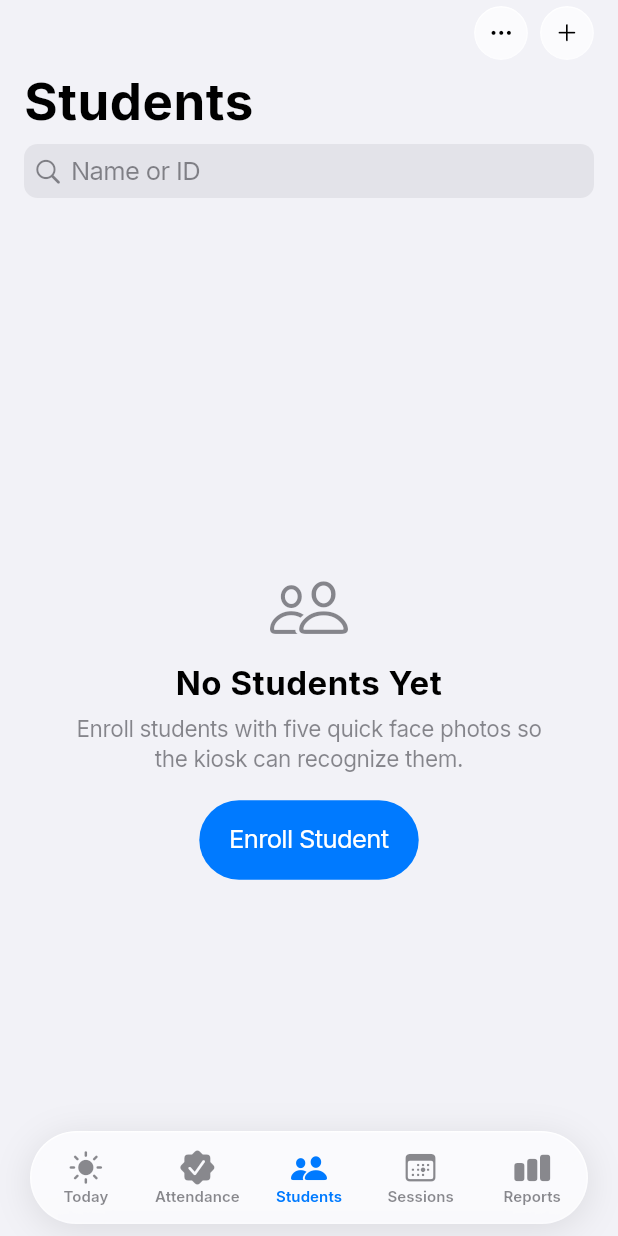
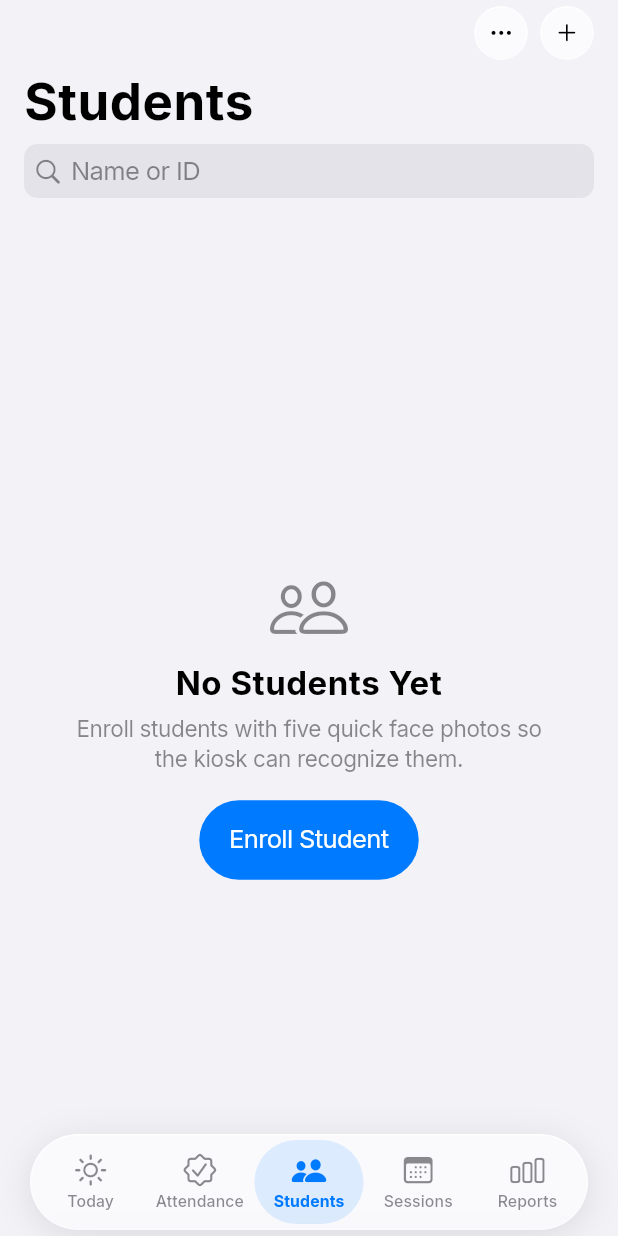
Before and after one commit to HeeJinn/insight, a Flutter app: the StudentsScreen screen opened by its route, on a phone screen of 412 x 824 dp. Run offline on Flutter 3.47's test engine with Material 3 defaults, Android fonts, the phone set to English and light mode, and no system bars; our stand-ins replace camera, flutter_riverpod, go_router, hive_ce, image_picker, lottie and 3 more; missing offline and left inert: google_mlkit_face_detection, google_mlkit_face_mesh_detection, tflite_flutter; accounts and stored records are empty.

Commit message:
feat: glass tab bar with a springing platter on phones
- Replace the phone tab bar with GlassTabBar from the ios-glass-tab-bar
  skill: accent platter that springs to the selected tab, outline-to-
  filled icon swap, haptic only on change, fixed-size labels. Drawn on
  Insight's LiquidGlass so it matches the other glass controls.
- The shell adds the bar's height to MediaQuery.padding.bottom, so
  screens clear it without AdaptiveShell.bottomInset (removed).
- Re-tapping the current tab now also pops details pushed directly on
  its navigator (e.g. a student), not only go_router routes.
- Start Kiosk label truncates instead of overflowing at large text.
- Tests: tabs render and switch, stacks persist, re-tap pops to root,
  bottom padding, sidebar on wide windows, and where the bar is visible
  (pushed screens) or covered (sheets).

Co-Authored-By: Claude Opus 5.5 <noreply@anthropic.com>

```diff
--- a/lib/providers/router_provider.dart
+++ b/lib/providers/router_provider.dart
@@ -23,6 +23,16 @@ final studentsNavigatorKey = GlobalKey<NavigatorState>(debugLabel: 'students');
 final sessionsNavigatorKey = GlobalKey<NavigatorState>(debugLabel: 'sessions');
 final reportsNavigatorKey = GlobalKey<NavigatorState>(debugLabel: 'reports');
 final settingsNavigatorKey = GlobalKey<NavigatorState>(debugLabel: 'settings');
+
+/// Each admin section's navigator, in branch order.
+final branchNavigatorKeys = [
+  todayNavigatorKey,
+  attendanceNavigatorKey,
+  studentsNavigatorKey,
+  sessionsNavigatorKey,
+  reportsNavigatorKey,
+  settingsNavigatorKey,
+];
 
 /// Where the app lands once onboarding is done: the kiosk on the Mac or PC
 /// at the door, the admin area on phones and tablets.
--- a/lib/screens/admin_shell_screen.dart
+++ b/lib/screens/admin_shell_screen.dart
@@ -4,6 +4,7 @@ import 'package:flutter_riverpod/flutter_riverpod.dart';
 import 'package:go_router/go_router.dart';
 
 import '../providers/admin_lock_provider.dart';
+import '../providers/router_provider.dart';
 import '../ui/insight_ui.dart';
 
 /// Frames the admin sections: sidebar on wide windows, floating tab bar on
@@ -48,11 +49,16 @@ class AdminShellScreen extends ConsumerWidget {
   ];
 
   void _select(int index) {
-    // Tapping the current section again pops it back to its root.
-    navigationShell.goBranch(
-      index,
-      initialLocation: index == navigationShell.currentIndex,
-    );
+    final again = index == navigationShell.currentIndex;
+    // Tapping the current section again returns it to its first screen.
+    // Details pushed straight onto the section's navigator (a student, a
+    // sheet's route) aren't go_router routes, so pop those explicitly too.
+    if (again) {
+      branchNavigatorKeys[index].currentState?.popUntil(
+        (route) => route.isFirst,
+      );
+    }
+    navigationShell.goBranch(index, initialLocation: again);
   }
 
   @override
@@ -84,7 +90,14 @@ class AdminShellScreen extends ConsumerWidget {
               children: [
                 Icon(CupertinoIcons.viewfinder, size: 18),
                 SizedBox(width: 8),
-                Text('Start Kiosk'),
+                // Truncates rather than overflows at large text sizes.
+                Flexible(
+                  child: Text(
+                    'Start Kiosk',
+                    maxLines: 1,
+                    overflow: TextOverflow.ellipsis,
+                  ),
+                ),
               ],
             ),
           ),
--- a/lib/screens/student_detail.dart
+++ b/lib/screens/student_detail.dart
@@ -102,11 +102,8 @@ class _DetailBody extends StatelessWidget {
         0,
         topPadding + 24,
         0,
-        // Clear the floating tab bar when pushed inside a phone tab.
-        (InsightBreakpoints.usesSidebar(context)
-                ? MediaQuery.paddingOf(context).bottom
-                : AdaptiveShell.bottomInset(context)) +
-            32,
+        // On phones the bottom padding includes the floating tab bar.
+        MediaQuery.paddingOf(context).bottom + 32,
       ),
       children: [
         Center(
--- a/lib/ui/insight_ui.dart
+++ b/lib/ui/insight_ui.dart
@@ -7,6 +7,7 @@ export 'theme.dart';
 export 'widgets/adaptive_shell.dart';
 export 'widgets/basics.dart';
 export 'widgets/charts.dart';
+export 'widgets/glass_tab_bar.dart';
 export 'widgets/list_section.dart';
 export 'widgets/lottie_hero.dart';
 export 'widgets/page.dart';
--- a/lib/ui/widgets/adaptive_shell.dart
+++ b/lib/ui/widgets/adaptive_shell.dart
@@ -2,7 +2,7 @@ import 'package:flutter/cupertino.dart';
 import 'package:flutter/foundation.dart';
 import 'package:flutter/services.dart';
 
-import '../liquid_glass.dart';
+import 'glass_tab_bar.dart';
 import '../theme.dart';
 
 class ShellDestination {
@@ -44,17 +44,66 @@ class AdaptiveShell extends StatelessWidget {
   final Widget? sidebarFooter;
 
   static const double sidebarWidth = 248;
-  static const double _tabBarHeight = 62;
 
-  /// Space a root screen must leave at its bottom so the last row scrolls
-  /// clear of the floating tab bar and the home indicator.
-  static double bottomInset(BuildContext context) {
-    if (InsightBreakpoints.usesSidebar(context)) return 0;
-    return _tabBarHeight + 12 + MediaQuery.paddingOf(context).bottom;
-  }
+  /// The glass bar stops widening here, so it stays a capsule on tablets
+  /// in portrait rather than a strip across the screen.
+  static const double _tabBarMaxWidth = 520;
 
   bool get _usesCommandKey =>
       !kIsWeb && defaultTargetPlatform == TargetPlatform.macOS;
+
+  /// The phone layout: sections full-height, the glass tab bar floating over
+  /// them. The bar's height and gap are added to the bottom safe-area
+  /// padding, so any screen that respects `MediaQuery.padding.bottom`
+  /// scrolls its last row clear of the bar with no per-screen numbers.
+  Widget _withTabBar(BuildContext context) {
+    final media = MediaQuery.of(context);
+    final tabIndexes = [
+      for (var i = 0; i < destinations.length; i++)
+        if (destinations[i].inTabBar) i,
+    ];
+    // Destinations outside the bar (Settings, opened from Today) keep the
+    // tab they were reached from highlighted.
+    final selected = tabIndexes.indexOf(currentIndex);
+
+    return Stack(
+      children: [
+        MediaQuery(
+          data: media.copyWith(
+            padding: media.padding.copyWith(
+              bottom:
+                  media.padding.bottom +
+                  GlassTabBar.height +
+                  GlassTabBar.bottomGap,
+            ),
+          ),
+          child: child,
+        ),
+        Positioned(
+          left: GlassTabBar.sideInset,
+          right: GlassTabBar.sideInset,
+          bottom: media.padding.bottom + GlassTabBar.bottomGap,
+          child: Center(
+            child: ConstrainedBox(
+              constraints: const BoxConstraints(maxWidth: _tabBarMaxWidth),
+              child: GlassTabBar(
+                tabs: [
+                  for (final i in tabIndexes)
+                    GlassTab(
+                      label: destinations[i].label,
+                      icon: destinations[i].icon,
+                      activeIcon: destinations[i].selectedIcon,
+                    ),
+                ],
+                currentIndex: selected < 0 ? 0 : selected,
+                onTap: (i) => onSelect(tabIndexes[i]),
+              ),
+            ),
+          ),
+        ),
+      ],
+    );
+  }
 
   @override
   Widget build(BuildContext context) {
@@ -87,19 +136,7 @@ class AdaptiveShell extends StatelessWidget {
               Expanded(child: child),
             ],
           )
-        : Stack(
-            children: [
-              Positioned.fill(child: child),
-              Align(
-                alignment: Alignment.bottomCenter,
-                child: _FloatingTabBar(
-                  destinations: destinations,
-                  currentIndex: currentIndex,
-                  onSelect: onSelect,
-                ),
-              ),
-            ],
-          );
+        : _withTabBar(context);
 
     return CallbackShortcuts(
       bindings: shortcuts,
@@ -258,83 +295,3 @@ class _SidebarItemState extends State<_SidebarItem> {
     );
   }
 }
-
-class _FloatingTabBar extends StatelessWidget {
-  const _FloatingTabBar({
-    required this.destinations,
-    required this.currentIndex,
-    required this.onSelect,
-  });
-
-  final List<ShellDestination> destinations;
-  final int currentIndex;
-  final ValueChanged<int> onSelect;
-
-  @override
-  Widget build(BuildContext context) {
-    final accent = InsightColors.accent.resolveFrom(context);
-    final muted = InsightColors.secondaryLabel.resolveFrom(context);
-    final items = [
-      for (var i = 0; i < destinations.length; i++)
-        if (destinations[i].inTabBar) i,
-    ];
-
-    return Padding(
-      padding: EdgeInsets.fromLTRB(
-        20,
-        0,
-        20,
-        MediaQuery.paddingOf(context).bottom + 8,
-      ),
-      child: ConstrainedBox(
-        constraints: const BoxConstraints(maxWidth: 520),
-        child: LiquidGlass(
-          child: SizedBox(
-            height: AdaptiveShell._tabBarHeight,
-            child: Row(
-              children: [
-                for (final i in items)
-                  Expanded(
-                    child: Semantics(
-                      selected: i == currentIndex,
-                      button: true,
-                      label: destinations[i].label,
-                      excludeSemantics: true,
-                      child: GestureDetector(
-                        behavior: HitTestBehavior.opaque,
-                        onTap: () {
-                          HapticFeedback.selectionClick();
-                          onSelect(i);
-                        },
-                        child: Column(
-                          mainAxisAlignment: MainAxisAlignment.center,
-                          children: [
-                            Icon(
-                              destinations[i].selectedIcon,
-                              size: 24,
-                              color: i == currentIndex ? accent : muted,
-                            ),
-                            const SizedBox(height: 2),
-                            Text(
-                              destinations[i].label,
-                              maxLines: 1,
-                              overflow: TextOverflow.ellipsis,
-                              style: InsightText.caption2.copyWith(
-                                fontSize: 10,
-                                fontWeight: FontWeight.w600,
-                                color: i == currentIndex ? accent : muted,
-                              ),
-                            ),
-                          ],
-                        ),
-                      ),
-                    ),
-                  ),
-              ],
-            ),
-          ),
-        ),
-      ),
-    );
-  }
-}
--- /dev/null
+++ b/lib/ui/widgets/glass_tab_bar.dart
@@ -0,0 +1,208 @@
+// The floating iOS 26 glass tab bar, from the ios-glass-tab-bar skill.
+// AdaptiveShell floats it over the admin sections on phone-width layouts.
+// Keep the numbers (spring curve, 420 ms platter, 150 ms icon swap, 64 pt
+// height, 10.5 pt labels): they are what make it feel native. The surface
+// is Insight's LiquidGlass rather than the skill's GlassSurface, so every
+// piece of glass in the app is the same material.
+//
+// What makes it feel native:
+// - a frosted capsule that floats over the content (content blurs through);
+// - a soft accent-tinted platter that springs, with a little overshoot, to
+//   the selected tab;
+// - the selected icon swaps outline -> filled with a quick scale + fade, and
+//   its label goes bold;
+// - a selection haptic only when the tab actually changes.
+
+import 'package:flutter/cupertino.dart';
+import 'package:flutter/services.dart';
+
+import '../liquid_glass.dart';
+
+/// One destination in [GlassTabBar].
+class GlassTab {
+  const GlassTab({
+    required this.label,
+    required this.icon,
+    required this.activeIcon,
+  });
+
+  /// One short word: "Today", "Sales", "More".
+  final String label;
+
+  /// Outline, for tabs that aren't selected.
+  final IconData icon;
+
+  /// Filled, for the selected tab.
+  final IconData activeIcon;
+}
+
+/// A floating glass tab bar in the style of iOS 26: a frosted capsule over
+/// the content (light glass in light mode, dark glass in dark mode), every
+/// tab an icon with its label beneath, and a soft glass platter that springs
+/// across to the selected tab.
+class GlassTabBar extends StatelessWidget {
+  const GlassTabBar({
+    super.key,
+    required this.tabs,
+    required this.currentIndex,
+    required this.onTap,
+    this.accent,
+    this.inactive,
+  });
+
+  final List<GlassTab> tabs;
+  final int currentIndex;
+  final ValueChanged<int> onTap;
+
+  /// The selected tab's glyph, label and platter. Defaults to the
+  /// CupertinoTheme's primary color.
+  final Color? accent;
+
+  /// Unselected glyphs and labels. Defaults to secondaryLabel.
+  final Color? inactive;
+
+  /// The capsule's height; screens keep this much clear at the bottom.
+  static const height = 64.0;
+
+  /// Gap between the capsule and the bottom safe area.
+  static const bottomGap = 4.0;
+
+  /// Inset from the screen's sides.
+  static const sideInset = 20.0;
+
+  /// A gentle overshoot, like the system bar's selection.
+  static const _spring = Cubic(0.34, 1.3, 0.5, 1);
+
+  @override
+  Widget build(BuildContext context) {
+    final dark = CupertinoTheme.brightnessOf(context) == Brightness.dark;
+    final tint = accent ?? CupertinoTheme.of(context).primaryColor;
+    final muted =
+        inactive ?? CupertinoColors.secondaryLabel.resolveFrom(context);
+    // The selected tab's platter: a wash of the app's color, as iOS 26
+    // tints the selected tab with it.
+    final platter = tint.withValues(alpha: dark ? 0.22 : 0.12);
+    final reduceMotion = MediaQuery.disableAnimationsOf(context);
+
+    // Insight's own Liquid Glass, so the bar matches the glass buttons in
+    // the navigation bars and the kiosk's status capsule.
+    return LiquidGlass(
+      child: Container(
+        height: height,
+        padding: const EdgeInsets.all(4),
+        child: LayoutBuilder(
+          builder: (context, constraints) {
+            final slot = constraints.maxWidth / tabs.length;
+            return Stack(
+              children: [
+                AnimatedPositioned(
+                  duration: reduceMotion
+                      ? Duration.zero
+                      : const Duration(milliseconds: 420),
+                  curve: _spring,
+                  left: slot * currentIndex,
+                  top: 0,
+                  bottom: 0,
+                  width: slot,
+                  child: DecoratedBox(
+                    decoration: BoxDecoration(
+                      color: platter,
+                      borderRadius: BorderRadius.circular(999),
+                    ),
+                  ),
+                ),
+                Row(
+                  children: [
+                    for (var i = 0; i < tabs.length; i++)
+                      Expanded(
+                        child: _TabItem(
+                          tab: tabs[i],
+                          selected: i == currentIndex,
+                          color: i == currentIndex ? tint : muted,
+                          onTap: () => onTap(i),
+                        ),
+                      ),
+                  ],
+                ),
+              ],
+            );
+          },
+        ),
+      ),
+    );
+  }
+}
+
+class _TabItem extends StatelessWidget {
+  const _TabItem({
+    required this.tab,
+    required this.selected,
+    required this.color,
+    required this.onTap,
+  });
+
+  final GlassTab tab;
+  final bool selected;
+  final Color color;
+  final VoidCallback onTap;
+
+  static const _fast = Duration(milliseconds: 150);
+
+  @override
+  Widget build(BuildContext context) {
+    final base = CupertinoTheme.of(context).textTheme.textStyle;
+
+    return Semantics(
+      button: true,
+      selected: selected,
+      label: tab.label,
+      excludeSemantics: true,
+      child: GestureDetector(
+        key: ValueKey('tab-${tab.label}'),
+        behavior: HitTestBehavior.opaque,
+        onTap: () {
+          if (!selected) HapticFeedback.selectionClick();
+          onTap();
+        },
+        child: Column(
+          mainAxisAlignment: MainAxisAlignment.center,
+          children: [
+            AnimatedSwitcher(
+              duration: _fast,
+              transitionBuilder: (child, animation) => ScaleTransition(
+                scale: Tween(begin: 0.8, end: 1.0).animate(animation),
+                child: FadeTransition(opacity: animation, child: child),
+              ),
+              child: Icon(
+                selected ? tab.activeIcon : tab.icon,
+                key: ValueKey(selected),
+                size: 23,
+                color: color,
+              ),
+            ),
+            const SizedBox(height: 3),
+            // iOS doesn't grow tab labels with Dynamic Type; the bar's height
+            // is fixed, so neither do we.
+            MediaQuery.withNoTextScaling(
+              child: AnimatedDefaultTextStyle(
+                duration: _fast,
+                style: base.copyWith(
+                  fontSize: 10.5,
+                  fontWeight: selected ? FontWeight.w700 : FontWeight.w500,
+                  letterSpacing: 0.1,
+                  color: color,
+                ),
+                child: Text(
+                  tab.label,
+                  maxLines: 1,
+                  overflow: TextOverflow.clip,
+                  softWrap: false,
+                ),
+              ),
+            ),
+          ],
+        ),
+      ),
+    );
+  }
+}
--- a/lib/ui/widgets/page.dart
+++ b/lib/ui/widgets/page.dart
@@ -2,7 +2,6 @@ import 'package:flutter/cupertino.dart';
 
 import '../liquid_glass.dart';
 import '../theme.dart';
-import 'adaptive_shell.dart';
 
 /// A root admin screen: a left-aligned large title that collapses on
 /// scroll, optional search beneath it, and content kept to a readable
@@ -94,7 +93,8 @@ class InsightRootPage extends StatelessWidget {
               sliver: sliver,
             ),
           SliverToBoxAdapter(
-            child: SizedBox(height: AdaptiveShell.bottomInset(context) + 24),
+            // Includes the floating tab bar on phones (see AdaptiveShell).
+            child: SizedBox(height: MediaQuery.paddingOf(context).bottom + 24),
           ),
         ],
       ),
```
Also changed, not shown: 2 other files.
